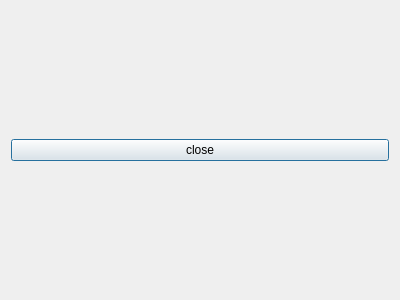
Above: Source/Atrc/Atrc/AtrcDialog.ui from AirGuanZ/Atrc before the change. Below: the same form after it.
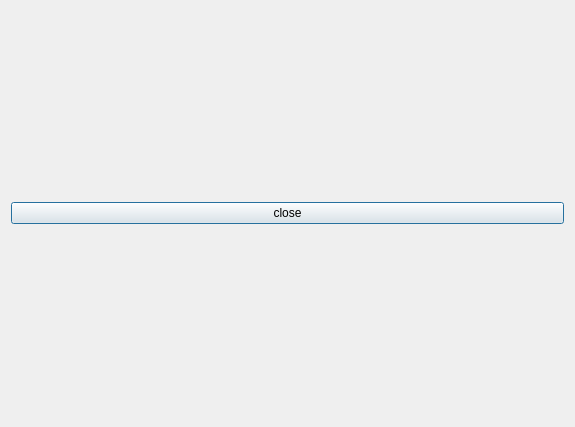
That is the form after the change.

Commit message: ResourceCore interface

The edit to the form file:
```diff
--- a/Source/Atrc/Atrc/AtrcDialog.ui
+++ b/Source/Atrc/Atrc/AtrcDialog.ui
@@ -9,8 +9,8 @@
    <rect>
     <x>0</x>
     <y>0</y>
-    <width>400</width>
-    <height>300</height>
+    <width>575</width>
+    <height>427</height>
    </rect>
   </property>
   <property name="windowTitle">
```
Left out of the diff: 3 changed lines with no effect on the pictures. The commit also changes 3 other files.
